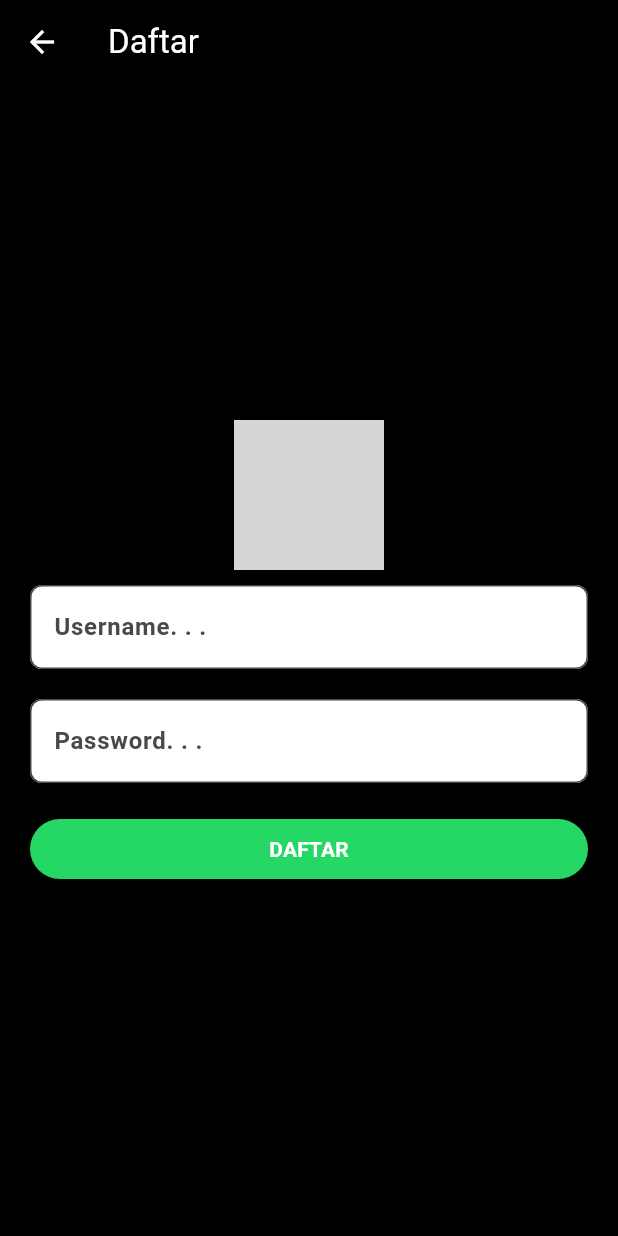
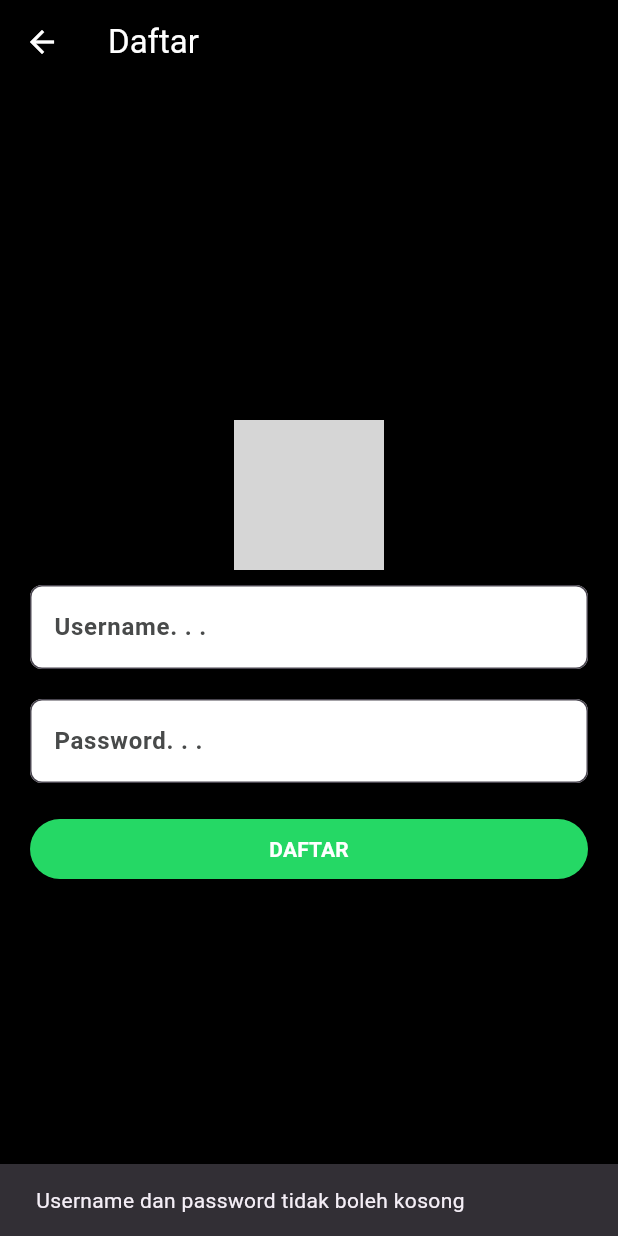
Before and after one commit to IsDukeThere/TugasAkhir_PrakMobile, a Flutter app: the Register screen opened directly, after a tap on "DAFTAR", on a phone screen of 412 x 824 dp. Run offline on Flutter 3.47's test engine with Material 3 defaults, Android fonts, the phone set to English and light mode, and no system bars; our stand-ins replace flutter_local_notifications, font_awesome_flutter, geocoding, geolocator, hive, hive_flutter; accounts and stored records are empty; grey boxes are pictures that could not be loaded.

```diff
--- a/lib/views/register.dart
+++ b/lib/views/register.dart
@@ -1,5 +1,6 @@
 import 'package:flutter/material.dart';
 import 'package:hive/hive.dart';
+import 'package:project_akhir/utils/encryption.dart'; // import fungsi hashPassword
 
 class Register extends StatefulWidget {
   const Register({super.key});
@@ -13,39 +14,46 @@ class _RegisterState extends State<Register> {
   final passwordController = TextEditingController();
 
   void _register() async {
-    final username = usernameController.text;
-    final password = passwordController.text;
+    final username = usernameController.text.trim();
+    final password = passwordController.text.trim();
 
-    if (username.isEmpty || password.isEmpty) return;
+    if (username.isEmpty || password.isEmpty) {
+      ScaffoldMessenger.of(context).showSnackBar(
+        const SnackBar(content: Text("Username dan password tidak boleh kosong")),
+      );
+      return;
+    }
 
     final box = Hive.box('users');
 
     if (box.containsKey(username)) {
       ScaffoldMessenger.of(context).showSnackBar(
-        SnackBar(content: Text('Username sudah terdaftar')),
+        const SnackBar(content: Text('Username sudah terdaftar')),
       );
       return;
     }
 
-    await box.put(username, password);
-    print('Data tersimpan: $username -> $password'); // debug
+    // Simpan password dalam bentuk hash
+    final hashedPassword = hashPassword(password);
+    await box.put(username, hashedPassword);
+
+    print('Data tersimpan: $username -> $hashedPassword'); // debug
 
     ScaffoldMessenger.of(context).showSnackBar(
       const SnackBar(content: Text("Registrasi berhasil! Silakan login.")),
     );
 
     Navigator.pop(context);
-
   }
 
   @override
   Widget build(BuildContext context) {
     return Scaffold(
-      appBar: AppBar(title: Text('Daftar',
-          style: TextStyle(
-            color: Colors.white
-          ),
-        )
+      appBar: AppBar(
+        title: const Text(
+          'Daftar',
+          style: TextStyle(color: Colors.white),
+        ),
       ),
       body: Column(
         mainAxisAlignment: MainAxisAlignment.center,
@@ -53,38 +61,34 @@ class _RegisterState extends State<Register> {
           Container(
             height: 100,
             width: 100,
-            decoration: BoxDecoration(
-              image: DecorationImage(image:
-                AssetImage(
-                  "assets/ico/Steam-icon.png"
-                ), fit: BoxFit.cover
+            decoration: const BoxDecoration(
+              image: DecorationImage(
+                image: AssetImage("assets/ico/Steam-icon.png"),
+                fit: BoxFit.cover,
               ),
             ),
           ),
           _usernameField(),
           _passwordField(),
-          _DaftarButton(context)
-
+          _DaftarButton(context),
         ],
       ),
     );
   }
 
-Widget _usernameField() {
+  Widget _usernameField() {
     return Container(
-      padding: EdgeInsets.symmetric(horizontal: 20, vertical: 10),
+      padding: const EdgeInsets.symmetric(horizontal: 20, vertical: 10),
       child: TextFormField(
-        enabled: true,
         controller: usernameController,
-        style: TextStyle(
+        style: const TextStyle(
           color: Color.fromARGB(255, 72, 74, 74),
-          fontWeight: FontWeight.bold
+          fontWeight: FontWeight.bold,
         ),
-        decoration: InputDecoration(
+        decoration: const InputDecoration(
           hintText: "Username. . .",
           hintStyle: TextStyle(
             color: Color.fromARGB(255, 72, 74, 74),
-            // fontWeight: FontWeight.bold,
           ),
           fillColor: Colors.white,
           filled: true,
@@ -98,20 +102,18 @@ Widget _usernameField() {
 
   Widget _passwordField() {
     return Container(
-      padding: EdgeInsets.symmetric(horizontal: 20, vertical: 10),
+      padding: const EdgeInsets.symmetric(horizontal: 20, vertical: 10),
       child: TextFormField(
-        enabled: true,
         obscureText: true,
         controller: passwordController,
-         style: TextStyle(
+        style: const TextStyle(
           color: Color.fromARGB(255, 72, 74, 74),
-          fontWeight: FontWeight.bold
+          fontWeight: FontWeight.bold,
         ),
-        decoration: InputDecoration(
+        decoration: const InputDecoration(
           hintText: "Password. . .",
           hintStyle: TextStyle(
             color: Color.fromARGB(255, 72, 74, 74),
-            // fontWeight: FontWeight.bold,
           ),
           fillColor: Colors.white,
           filled: true,
@@ -125,10 +127,7 @@ Widget _usernameField() {
 
   Widget _DaftarButton(BuildContext context) {
     return Container(
-      padding: EdgeInsets.symmetric(
-        horizontal: 20,
-        vertical: 10
-      ),
+      padding: const EdgeInsets.symmetric(horizontal: 20, vertical: 10),
       width: MediaQuery.of(context).size.width,
       child: ElevatedButton(
         onPressed: () {
@@ -137,12 +136,11 @@ Widget _usernameField() {
         },
         style: ElevatedButton.styleFrom(
           foregroundColor: Colors.white,
-          backgroundColor: Color.fromARGB(255, 37, 216, 101),
+          backgroundColor: const Color.fromARGB(255, 37, 216, 101),
         ),
-        child: Text("DAFTAR",
-        style: TextStyle(
-          fontWeight: FontWeight.bold
-          ),
+        child: const Text(
+          "DAFTAR",
+          style: TextStyle(fontWeight: FontWeight.bold),
         ),
       ),
     );
```
